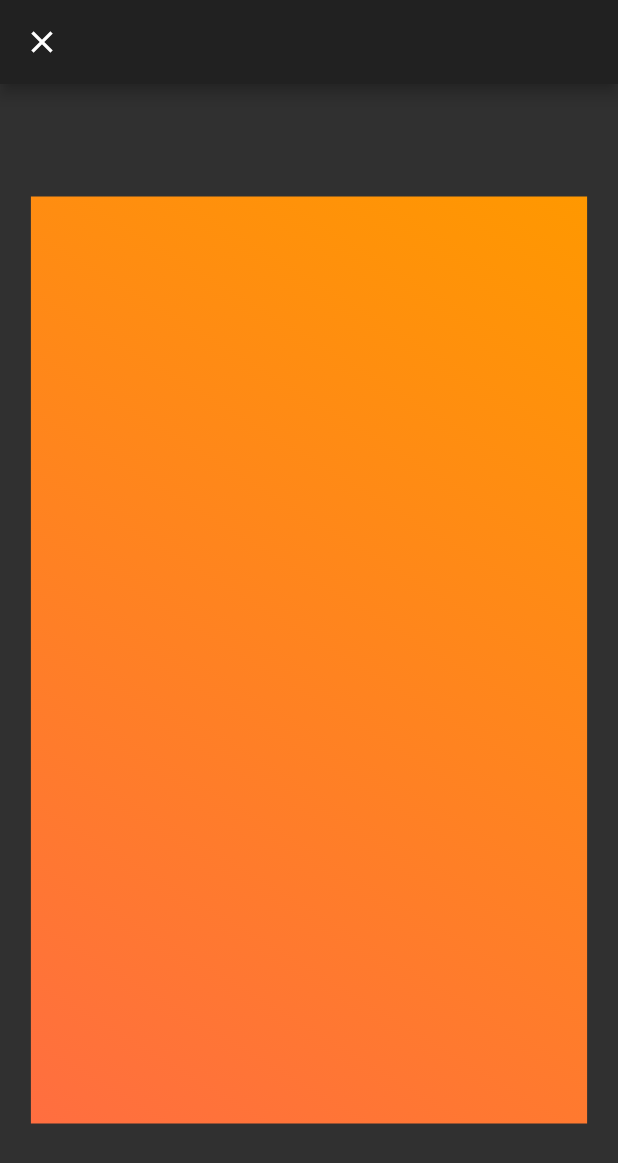
After one commit to nouhben/heroZ, a Flutter app: the DetailPage screen opened directly, on a phone screen of 412 x 824 dp. The commit adds this screen. Shown: the top 1163 px of the screen. Run offline on Flutter 3.47's test engine with Material 2 defaults, Android fonts, the light colour scheme and no system bars.

Commit message:
added detail page and navigation with PageRoutNavigation

```diff
--- /dev/null
+++ b/lib/detail_page.dart
@@ -0,0 +1,40 @@
+import 'package:flutter/material.dart';
+
+class DetailPage extends StatefulWidget {
+  @override
+  _DetailPageState createState() => _DetailPageState();
+}
+
+class _DetailPageState extends State<DetailPage> {
+  @override
+  Widget build(BuildContext context) {
+    return Scaffold(
+      appBar: AppBar(
+        leading: IconButton(
+          icon: Icon(Icons.close),
+          onPressed: () {
+            Navigator.pop(context);
+          },
+        ),
+      ),
+      body: SafeArea(
+        child: Center(
+          child: Hero(
+            tag: 'dashboard',
+            child: Container(
+              height: MediaQuery.of(context).size.height * 0.75,
+              width: MediaQuery.of(context).size.width * 0.9,
+              decoration: BoxDecoration(
+                gradient: LinearGradient(
+                  colors: [Colors.orange, Colors.deepOrangeAccent],
+                  begin: Alignment.topRight,
+                  end: Alignment.bottomLeft,
+                ),
+              ),
+            ),
+          ),
+        ),
+      ),
+    );
+  }
+}
```
Also changed, not shown: lib/dashboard.dart (+19 -0 lines).
